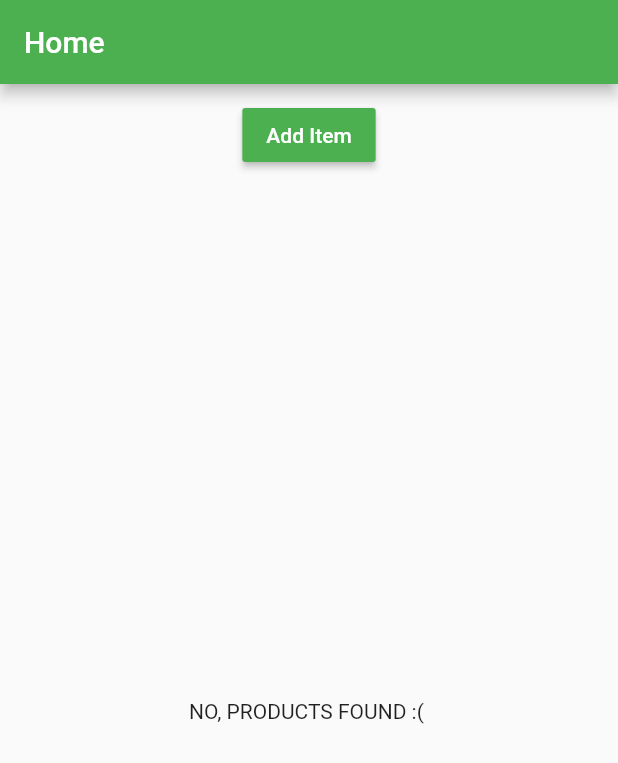
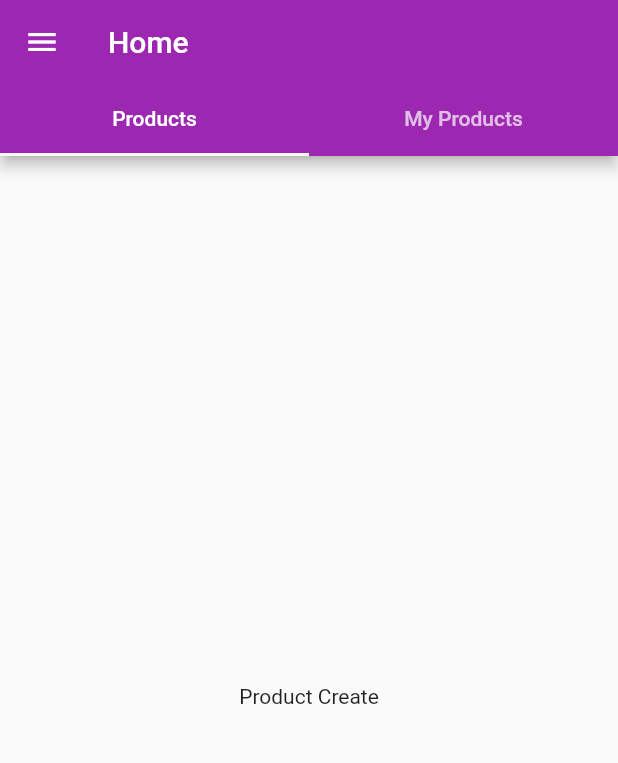
Before and after one commit to leo-elstin/flutter_kart, a Flutter app: the HomePage screen opened directly, on a phone screen of 412 x 824 dp. Shown: the top 763 px of the screen. Run offline on Flutter 3.47's test engine with Material 2 defaults, Android fonts, the phone set to English and light mode, and no system bars.

Commit message:
** Committed By Leo Elstin **

```diff
--- a/lib/home/home.dart
+++ /dev/null
@@ -1,14 +0,0 @@
-import 'package:flutter/material.dart';
-import 'package:flutter_kart/product_manager.dart';
-
-class HomePage extends StatelessWidget {
-  @override
-    Widget build(BuildContext context) {
-
-      return Scaffold(
-          appBar: AppBar(
-            title: Text('Home'),
-          ),
-          body: ProductManager());
-    }
-}
--- /dev/null
+++ b/lib/home/home_page.dart
@@ -0,0 +1,44 @@
+import 'package:flutter/material.dart';
+import 'package:flutter_kart/product/product_create.dart';
+import 'package:flutter_kart/product/product_list.dart';
+
+class HomePage extends StatelessWidget {
+  @override
+  Widget build(BuildContext context) {
+    return DefaultTabController(
+        length: 2,
+        child: Scaffold(
+            drawer: Drawer(
+              child: Column(
+                children: <Widget>[
+                  AppBar(
+                    elevation: 2,
+                    automaticallyImplyLeading: false,
+                    title: Text('Choose'),
+                    // centerTitle: true,
+                  ),
+                  ListTile(
+                    contentPadding: EdgeInsets.all(10.0),
+                    leading: Icon(Icons.shopping_cart),
+                    title: Text('Manage Products'),
+                    onTap: () {},
+                  )
+                ],
+              ),
+            ),
+            appBar: AppBar(
+              title: Text('Home'),
+              bottom: TabBar(
+                tabs: <Widget>[
+                  Tab(
+                    text: 'Products',
+                  ),
+                  Tab(text: 'My Products')
+                ],
+              ),
+            ),
+            body: TabBarView(
+              children: <Widget>[ProductCreate(), ProductList()],
+            )));
+  }
+}
--- /dev/null
+++ b/lib/product/product_create.dart
@@ -0,0 +1,10 @@
+import 'package:flutter/material.dart';
+
+class ProductCreate extends StatelessWidget {
+  @override
+    Widget build(BuildContext context) {
+      return Center(
+        child: Text('Product Create'),
+      );
+    }
+}
--- /dev/null
+++ b/lib/product/product_list.dart
@@ -0,0 +1,8 @@
+import 'package:flutter/material.dart';
+
+class ProductList extends StatelessWidget {
+  @override
+    Widget build(BuildContext context) {
+      return Center(child: Text('Product List'),);
+    }
+}
```
Also changed, not shown: lib/auth/auth_page.dart (added, +32 -0 lines), lib/main.dart (+8 -3 lines).
